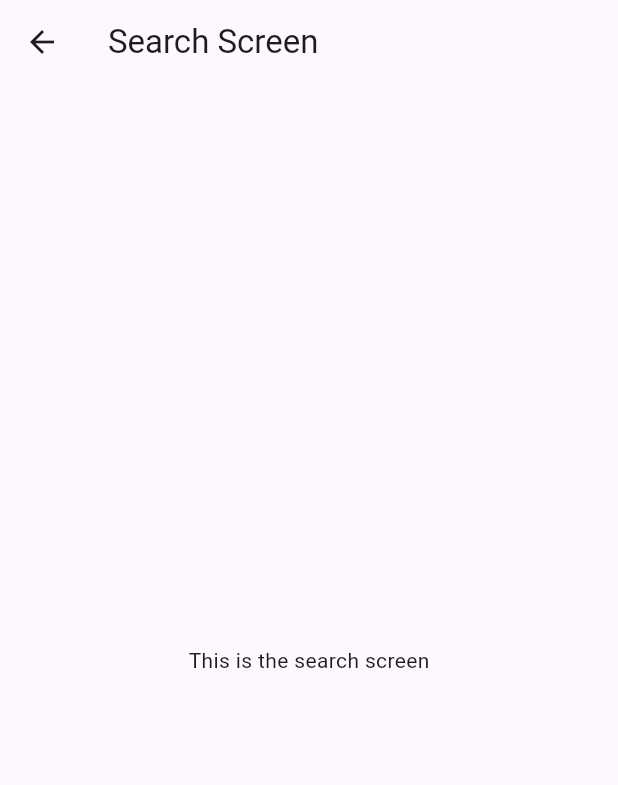
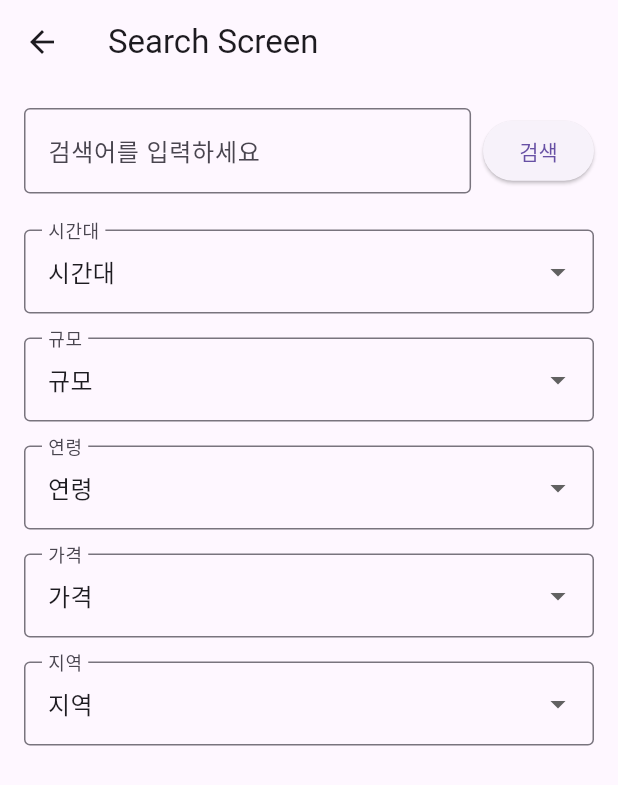
Before and after one commit to sangpil0104/Notice_Festival_App, a Flutter app: the SearchScreen screen opened directly, on a phone screen of 412 x 824 dp. Shown: the top 785 px of the screen. Run offline on Flutter 3.47's test engine with Material 3 defaults, Android fonts, the phone set to English and light mode, and no system bars.

Commit message:
searchv2

```diff
--- a/lib/SearchScreen.dart
+++ b/lib/SearchScreen.dart
@@ -1,14 +1,110 @@
 import 'package:flutter/material.dart';
 
-class SearchScreen extends StatelessWidget {
+class SearchScreen extends StatefulWidget {
+  @override
+  _SearchScreenState createState() => _SearchScreenState();
+}
+
+class _SearchScreenState extends State<SearchScreen> {
+  final TextEditingController _searchController = TextEditingController();
+  String _selectedTime = '시간대';
+  String _selectedScale = '규모';
+  String _selectedAge = '연령';
+  String _selectedPrice = '가격';
+  String _selectedRegion = '지역';
+
   @override
   Widget build(BuildContext context) {
     return Scaffold(
       appBar: AppBar(
         title: Text('Search Screen'),
       ),
-      body: Center(
-        child: Text('This is the search screen'),
+      body: Padding(
+        padding: const EdgeInsets.all(16.0),
+        child: Column(
+          children: [
+            // 검색창과 버튼
+            Row(
+              children: [
+                Expanded(
+                  child: TextField(
+                    controller: _searchController,
+                    decoration: InputDecoration(
+                      hintText: '검색어를 입력하세요',
+                      border: OutlineInputBorder(),
+                    ),
+                  ),
+                ),
+                SizedBox(width: 8),
+                ElevatedButton(
+                  onPressed: () {
+                    // 검색 버튼 클릭 시 동작
+                    print('검색어: ${_searchController.text}');
+                    print('시간대: $_selectedTime');
+                    print('규모: $_selectedScale');
+                    print('연령: $_selectedAge');
+                    print('가격: $_selectedPrice');
+                    print('지역: $_selectedRegion');
+                  },
+                  child: Text('검색'),
+                ),
+              ],
+            ),
+            SizedBox(height: 16),
+            // 필터들
+            Expanded(
+              child: ListView(
+                children: [
+                  _buildDropdown('시간대', ['시간대', '아침', '점심', '저녁', '밤'], (value) {
+                    setState(() {
+                      _selectedTime = value!;
+                    });
+                  }),
+                  _buildDropdown('규모', ['규모', '소규모', '중규모', '대규모'], (value) {
+                    setState(() {
+                      _selectedScale = value!;
+                    });
+                  }),
+                  _buildDropdown('연령', ['연령', '어린이', '청소년', '성인', '노인'], (value) {
+                    setState(() {
+                      _selectedAge = value!;
+                    });
+                  }),
+                  _buildDropdown('가격', ['가격', '무료', '유료'], (value) {
+                    setState(() {
+                      _selectedPrice = value!;
+                    });
+                  }),
+                  _buildDropdown('지역', ['지역', '서울', '부산', '대구', '인천'], (value) {
+                    setState(() {
+                      _selectedRegion = value!;
+                    });
+                  }),
+                ],
+              ),
+            ),
+          ],
+        ),
+      ),
+    );
+  }
+
+  Widget _buildDropdown(String title, List<String> items, ValueChanged<String?> onChanged) {
+    return Padding(
+      padding: const EdgeInsets.symmetric(vertical: 8.0),
+      child: DropdownButtonFormField<String>(
+        value: items[0],
+        decoration: InputDecoration(
+          labelText: title,
+          border: OutlineInputBorder(),
+        ),
+        items: items.map((String value) {
+          return DropdownMenuItem<String>(
+            value: value,
+            child: Text(value),
+          );
+        }).toList(),
+        onChanged: onChanged,
       ),
     );
   }
--- a/lib/main.dart
+++ b/lib/main.dart
@@ -14,7 +14,7 @@ class MyApp extends StatelessWidget {
     return MaterialApp(
       debugShowCheckedModeBanner: false,
       title: 'Flutter Demo',
-      home: FestivalListPage(),
+      home: MainPage(),
     );
   }
 }
```
Also changed, not shown: pubspec.lock.
